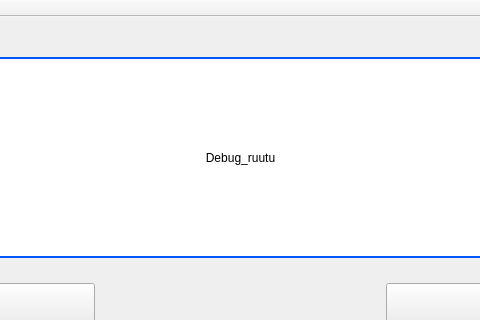
JoonasMattila95/GoPiGo_Robot_project, file Qt_widget_for_Panttibotti/mainwindow.ui: the form before one commit; both pictures show x 190 to 670 and y 0 to 320 of the 860 by 414 pixel window.
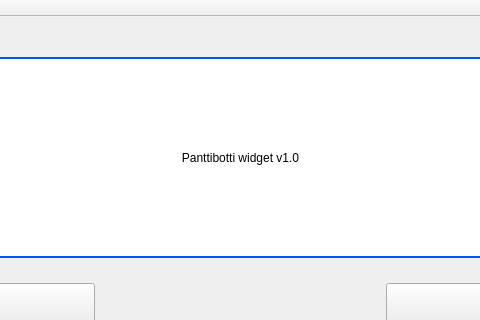
The form after the commit. Icons and pictures are not drawn.

Diff of the .ui file:
```diff
--- a/Qt_widget_for_Panttibotti/mainwindow.ui
+++ b/Qt_widget_for_Panttibotti/mainwindow.ui
@@ -203,7 +203,7 @@
 }</string>
     </property>
     <property name="text">
-     <string>Debug_ruutu</string>
+     <string>Panttibotti widget v1.0</string>
     </property>
     <property name="alignment">
      <set>Qt::AlignCenter</set>
```
